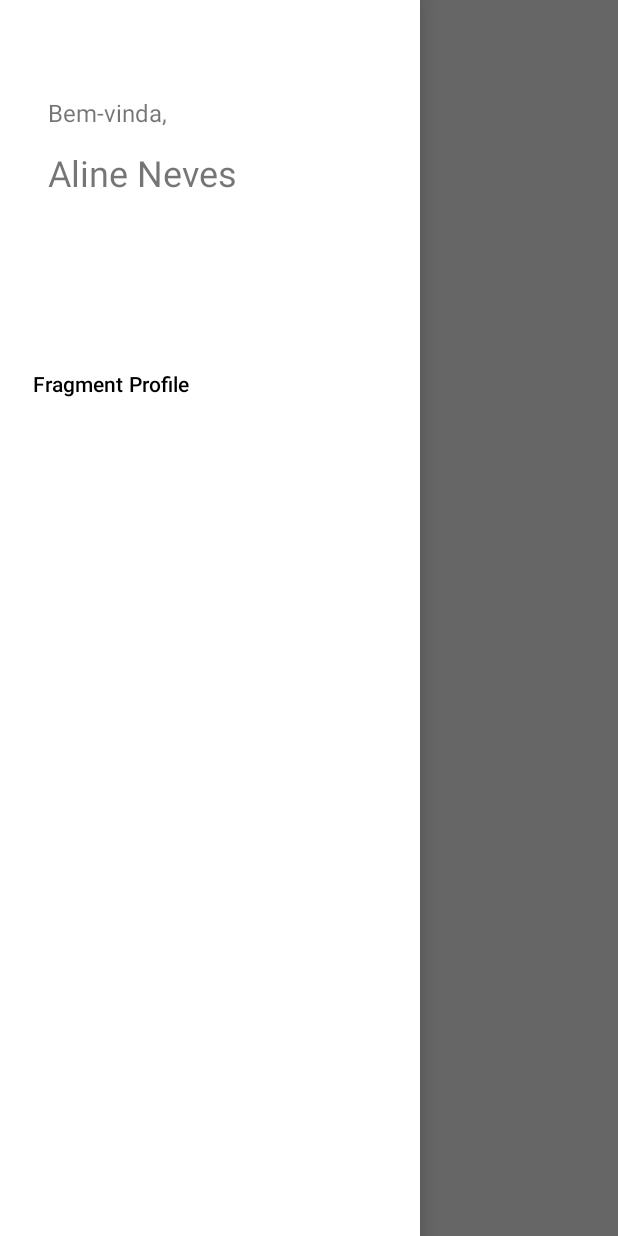
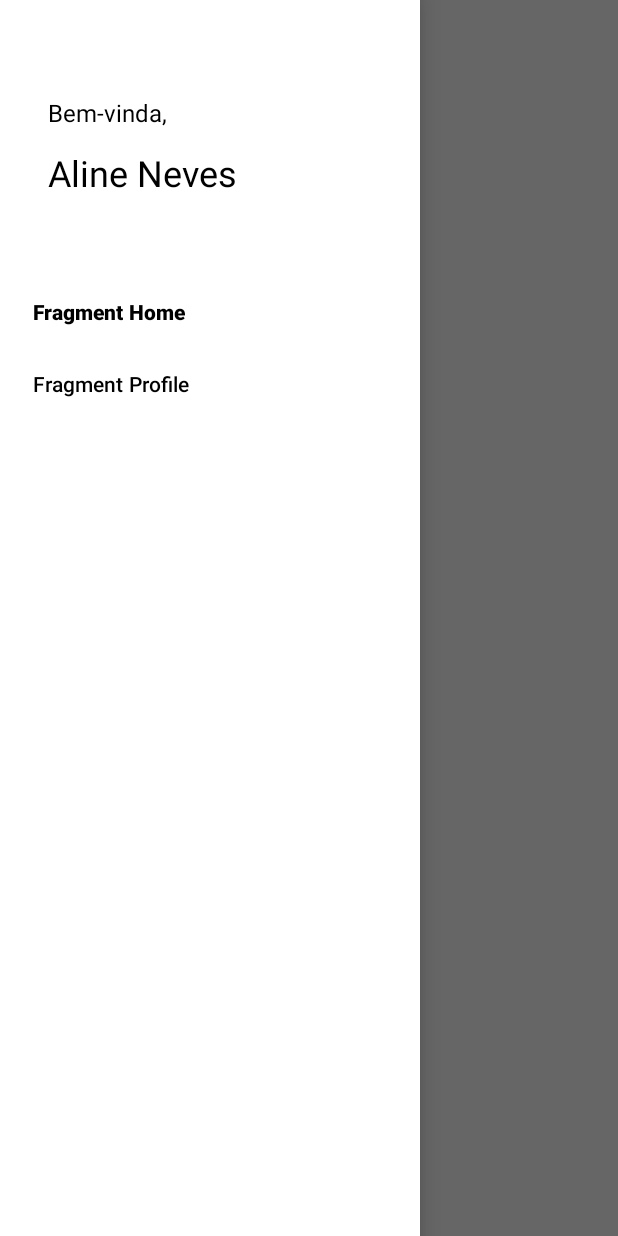
Before and after one commit to PSFREITASUEA/genda, an Android app: the HomeActivity screen opened directly, with no data from a screen before it, with the side drawer open, on a phone screen of 412 x 824 dp. Run offline under Robolectric (Android 15) with nearby library versions, the phone set to English and light mode, and no system bars; our stand-ins replace navigation-ui.

Commit message:
#Update: lateral menu text color

```diff
--- a/app/src/main/res/layout/activity_home.xml
+++ b/app/src/main/res/layout/activity_home.xml
@@ -41,6 +41,8 @@
         android:layout_height="match_parent"
         android:layout_gravity="start"
         android:fitsSystemWindows="true"
+        android:background="@color/white"
+        app:itemTextColor="@color/black"
         app:headerLayout="@layout/header_nav_drawer"
         app:menu="@menu/menu_nav_drawer" />
 
--- a/app/src/main/res/layout/header_nav_drawer.xml
+++ b/app/src/main/res/layout/header_nav_drawer.xml
@@ -1,7 +1,6 @@
 <?xml version="1.0" encoding="utf-8"?>
 <androidx.constraintlayout.widget.ConstraintLayout xmlns:android="http://schemas.android.com/apk/res/android"
     xmlns:app="http://schemas.android.com/apk/res-auto"
-    xmlns:tools="http://schemas.android.com/tools"
     android:layout_width="match_parent"
     android:layout_height="176dp">
 
@@ -13,6 +12,7 @@
         android:layout_marginLeft="32dp"
         android:layout_marginTop="64dp"
         android:text="Bem-vinda,"
+        android:textColor="@color/black"
         android:textSize="16sp"
         app:layout_constraintStart_toStartOf="parent"
         app:layout_constraintTop_toTopOf="parent" />
@@ -22,10 +22,11 @@
         android:layout_width="wrap_content"
         android:layout_height="wrap_content"
         android:layout_marginBottom="32dp"
+        android:text="Aline Neves"
+        android:textColor="@color/black"
         android:textSize="24sp"
         app:layout_constraintBottom_toBottomOf="parent"
         app:layout_constraintStart_toStartOf="@id/textView_welcome_text"
-        app:layout_constraintTop_toBottomOf="@id/textView_welcome_text"
-        android:text="Aline Neves" />
+        app:layout_constraintTop_toBottomOf="@id/textView_welcome_text" />
 
 </androidx.constraintlayout.widget.ConstraintLayout>
```
